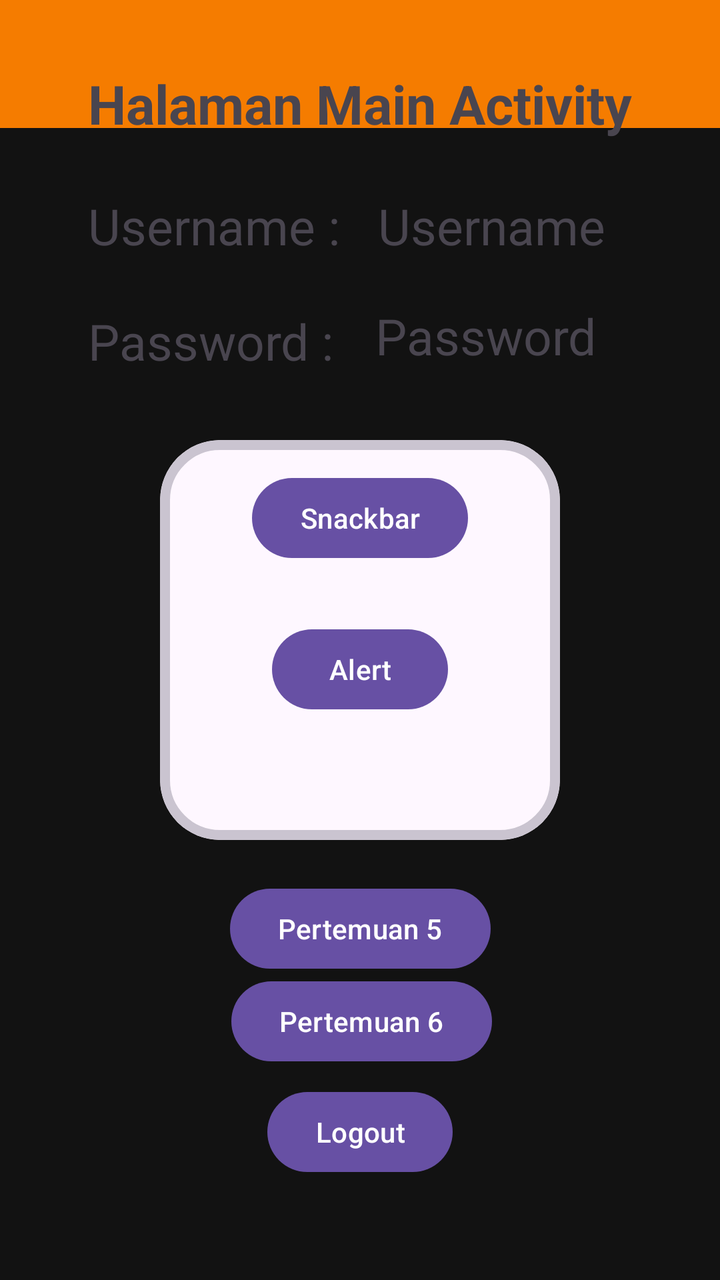
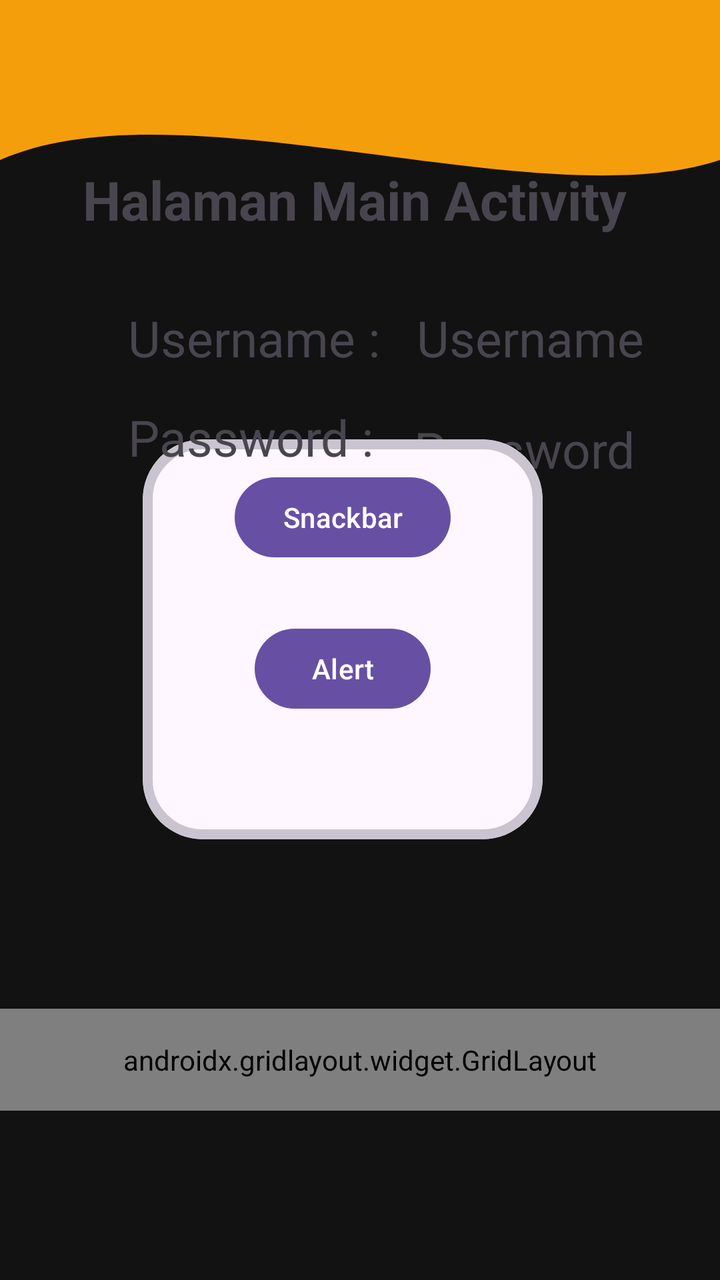

Before-and-after screenshots of an Android layout around one commit, followed by the original layout XML and the change that was made.
<!-- AndroidManifest.xml: application theme Theme.Andika_3TIA -->
<!-- res/layout/fragment_home.xml -->
<?xml version="1.0" encoding="utf-8"?>
<androidx.constraintlayout.widget.ConstraintLayout xmlns:android="http://schemas.android.com/apk/res/android"
    xmlns:tools="http://schemas.android.com/tools"
    android:layout_width="match_parent"
    android:layout_height="match_parent"
    xmlns:app="http://schemas.android.com/apk/res-auto"
    tools:context=".Home.HomeFragment"
    android:background="@color/Utama">

    <androidx.appcompat.widget.Toolbar
        android:id="@+id/toolbar"
        android:layout_width="match_parent"
        android:layout_height="?attr/actionBarSize"
        android:background="#F57C00"
        app:layout_constraintEnd_toEndOf="parent"
        app:layout_constraintStart_toEndOf="parent"
        app:layout_constraintStart_toStartOf="parent"
        app:layout_constraintTop_toTopOf="parent"
        app:subtitleTextColor="@android:color/white"
        app:titleTextColor="@android:color/white"/>

    <TextView
        android:id="@+id/txtUsername"
        android:layout_width="wrap_content"
        android:layout_height="wrap_content"
        android:layout_marginTop="96dp"
        android:text="Username"
        android:textSize="25sp"
        app:layout_constraintEnd_toEndOf="parent"
        app:layout_constraintHorizontal_bias="0.181"
        app:layout_constraintStart_toEndOf="@+id/textView4"
        app:layout_constraintTop_toTopOf="parent" />

    <TextView
        android:id="@+id/txtPassword"
        android:layout_width="wrap_content"
        android:layout_height="wrap_content"
        android:text="Password"
        android:textSize="25sp"
        app:layout_constraintBottom_toBottomOf="parent"
        app:layout_constraintEnd_toEndOf="parent"
        app:layout_constraintHorizontal_bias="0.192"
        app:layout_constraintStart_toEndOf="@+id/textView5"
        app:layout_constraintTop_toBottomOf="@+id/txtUsername"
        app:layout_constraintVertical_bias="0.045" />

    <TextView
        android:id="@+id/textView4"
        android:layout_width="wrap_content"
        android:layout_height="wrap_content"
        android:layout_marginStart="44dp"
        android:layout_marginTop="96dp"
        android:text="Username : "
        android:textSize="25sp"
        app:layout_constraintStart_toStartOf="parent"
        app:layout_constraintTop_toTopOf="parent" />

    <TextView
        android:id="@+id/textView5"
        android:layout_width="wrap_content"
        android:layout_height="wrap_content"
        android:layout_marginStart="44dp"
        android:layout_marginTop="24dp"
        android:text="Password : "
        android:textSize="25sp"
        app:layout_constraintStart_toStartOf="parent"
        app:layout_constraintTop_toBottomOf="@+id/textView4" />

    <com.google.android.material.card.MaterialCardView
        android:id="@+id/materialCardView"
        android:layout_width="200dp"
        android:layout_height="200dp"
        app:cardCornerRadius="30dp"
        app:layout_constraintBottom_toBottomOf="parent"
        app:layout_constraintEnd_toEndOf="parent"
        app:layout_constraintStart_toStartOf="parent"
        app:layout_constraintTop_toTopOf="parent"
        app:strokeWidth="5dp">

        <androidx.constraintlayout.widget.ConstraintLayout
            android:layout_width="match_parent"
            android:layout_height="match_parent"
            android:layout_margin="15dp">


            <Button
                android:id="@+id/btnSnackbar"
                android:layout_width="wrap_content"
                android:layout_height="wrap_content"
                android:text="Snackbar"
                app:layout_constraintEnd_toEndOf="parent"
                app:layout_constraintStart_toStartOf="parent"
                app:layout_constraintTop_toTopOf="parent" />

            <Button
                android:id="@+id/btnAlert"
                android:layout_width="wrap_content"
                android:layout_height="wrap_content"
                android:text="Alert"
                app:layout_constraintBottom_toBottomOf="parent"
                app:layout_constraintEnd_toEndOf="parent"
                app:layout_constraintStart_toStartOf="parent"
                app:layout_constraintTop_toBottomOf="@+id/btnSnackbar"
                app:layout_constraintVertical_bias="0.375" />

        </androidx.constraintlayout.widget.ConstraintLayout>


    </com.google.android.material.card.MaterialCardView>

    <TextView
        android:id="@+id/textView2"
        android:layout_width="wrap_content"
        android:layout_height="wrap_content"
        android:text="Halaman Main Activity"
        android:textSize="27sp"
        android:textStyle="bold"
        app:layout_constraintBottom_toBottomOf="parent"
        app:layout_constraintEnd_toEndOf="parent"
        app:layout_constraintStart_toStartOf="parent"
        app:layout_constraintTop_toTopOf="parent"
        app:layout_constraintVertical_bias="0.056" />

    <Button
        android:id="@+id/btnLima"
        android:layout_width="wrap_content"
        android:layout_height="wrap_content"
        android:text="Pertemuan 5"
        app:layout_constraintBottom_toBottomOf="parent"
        app:layout_constraintEnd_toEndOf="parent"
        app:layout_constraintStart_toStartOf="parent"
        app:layout_constraintTop_toBottomOf="@+id/materialCardView"
        app:layout_constraintVertical_bias="0.119" />

    <Button
        android:id="@+id/btnLogout"
        android:layout_width="wrap_content"
        android:layout_height="wrap_content"
        android:text="Logout"
        app:layout_constraintBottom_toBottomOf="parent"
        app:layout_constraintEnd_toEndOf="parent"
        app:layout_constraintStart_toStartOf="parent"
        app:layout_constraintTop_toBottomOf="@+id/btnLima"
        app:layout_constraintVertical_bias="0.517" />

    <Button
        android:id="@+id/btnEnam"
        android:layout_width="wrap_content"
        android:layout_height="wrap_content"
        android:layout_marginBottom="8dp"
        android:text="Pertemuan 6"
        app:layout_constraintBottom_toTopOf="@+id/btnLogout"
        app:layout_constraintEnd_toEndOf="parent"
        app:layout_constraintHorizontal_bias="0.503"
        app:layout_constraintStart_toStartOf="parent"
        app:layout_constraintTop_toBottomOf="@+id/btnLima"
        app:layout_constraintVertical_bias="0.777" />

</androidx.constraintlayout.widget.ConstraintLayout>
<!-- resources referenced by this layout -->
<resources>
  <color name="Utama">#121212</color>
  <style name="Theme.Andika_3TIA" parent="Base.Theme.Andika_3TIA" />
  <style name="Base.Theme.Andika_3TIA" parent="Theme.Material3.DayNight.NoActionBar">
          
          
      </style>
</resources>

<!-- the commit's change to res/layout/fragment_home.xml (unified diff, before → after) -->
@@ -7,11 +7,20 @@
     tools:context=".Home.HomeFragment"
     android:background="@color/Utama">
 
+    <View
+        android:id="@+id/background_header"
+        android:layout_width="0dp"
+        android:layout_height="200dp"
+        android:background="@drawable/bg_header_wave"
+        app:layout_constraintStart_toStartOf="parent"
+        app:layout_constraintEnd_toEndOf="parent"
+        app:layout_constraintTop_toTopOf="parent" />
+
     <androidx.appcompat.widget.Toolbar
         android:id="@+id/toolbar"
         android:layout_width="match_parent"
         android:layout_height="?attr/actionBarSize"
-        android:background="#F57C00"
+        android:background="@color/Ketiga"
         app:layout_constraintEnd_toEndOf="parent"
         app:layout_constraintStart_toEndOf="parent"
         app:layout_constraintStart_toStartOf="parent"
@@ -20,14 +29,25 @@
         app:titleTextColor="@android:color/white"/>
 
     <TextView
+        android:id="@+id/textView4"
+        android:layout_width="wrap_content"
+        android:layout_height="wrap_content"
+        android:layout_marginStart="64dp"
+        android:layout_marginTop="152dp"
+        android:text="Username : "
+        android:textSize="25sp"
+        app:layout_constraintStart_toStartOf="parent"
+        app:layout_constraintTop_toTopOf="parent" />
+
+    <TextView
         android:id="@+id/txtUsername"
         android:layout_width="wrap_content"
         android:layout_height="wrap_content"
-        android:layout_marginTop="96dp"
+        android:layout_marginTop="152dp"
         android:text="Username"
         android:textSize="25sp"
         app:layout_constraintEnd_toEndOf="parent"
-        app:layout_constraintHorizontal_bias="0.181"
+        app:layout_constraintHorizontal_bias="0.237"
         app:layout_constraintStart_toEndOf="@+id/textView4"
         app:layout_constraintTop_toTopOf="parent" />
 
@@ -39,32 +59,10 @@
         android:textSize="25sp"
         app:layout_constraintBottom_toBottomOf="parent"
         app:layout_constraintEnd_toEndOf="parent"
-        app:layout_constraintHorizontal_bias="0.192"
+        app:layout_constraintHorizontal_bias="0.247"
         app:layout_constraintStart_toEndOf="@+id/textView5"
         app:layout_constraintTop_toBottomOf="@+id/txtUsername"
-        app:layout_constraintVertical_bias="0.045" />
-
-    <TextView
-        android:id="@+id/textView4"
-        android:layout_width="wrap_content"
-        android:layout_height="wrap_content"
-        android:layout_marginStart="44dp"
-        android:layout_marginTop="96dp"
-        android:text="Username : "
-        android:textSize="25sp"
-        app:layout_constraintStart_toStartOf="parent"
-        app:layout_constraintTop_toTopOf="parent" />
-
-    <TextView
-        android:id="@+id/textView5"
-        android:layout_width="wrap_content"
-        android:layout_height="wrap_content"
-        android:layout_marginStart="44dp"
-        android:layout_marginTop="24dp"
-        android:text="Password : "
-        android:textSize="25sp"
-        app:layout_constraintStart_toStartOf="parent"
-        app:layout_constraintTop_toBottomOf="@+id/textView4" />
+        app:layout_constraintVertical_bias="0.052" />
 
     <com.google.android.material.card.MaterialCardView
         android:id="@+id/materialCardView"
@@ -73,8 +71,10 @@
         app:cardCornerRadius="30dp"
         app:layout_constraintBottom_toBottomOf="parent"
         app:layout_constraintEnd_toEndOf="parent"
+        app:layout_constraintHorizontal_bias="0.445"
         app:layout_constraintStart_toStartOf="parent"
         app:layout_constraintTop_toTopOf="parent"
+        app:layout_constraintVertical_bias="0.499"
         app:strokeWidth="5dp">
 
         <androidx.constraintlayout.widget.ConstraintLayout
@@ -109,6 +109,17 @@
     </com.google.android.material.card.MaterialCardView>
 
     <TextView
+        android:id="@+id/textView5"
+        android:layout_width="wrap_content"
+        android:layout_height="wrap_content"
+        android:layout_marginStart="64dp"
+        android:layout_marginTop="16dp"
+        android:text="Password : "
+        android:textSize="25sp"
+        app:layout_constraintStart_toStartOf="parent"
+        app:layout_constraintTop_toBottomOf="@+id/textView4" />
+
+    <TextView
         android:id="@+id/textView2"
         android:layout_width="wrap_content"
         android:layout_height="wrap_content"
@@ -117,43 +128,56 @@
         android:textStyle="bold"
         app:layout_constraintBottom_toBottomOf="parent"
         app:layout_constraintEnd_toEndOf="parent"
+        app:layout_constraintHorizontal_bias="0.47"
         app:layout_constraintStart_toStartOf="parent"
         app:layout_constraintTop_toTopOf="parent"
-        app:layout_constraintVertical_bias="0.056" />
+        app:layout_constraintVertical_bias="0.135" />
 
-    <Button
-        android:id="@+id/btnLima"
-        android:layout_width="wrap_content"
+    <androidx.gridlayout.widget.GridLayout
+        android:id="@+id/gridMenu"
+        android:layout_width="0dp"
         android:layout_height="wrap_content"
-        android:text="Pertemuan 5"
+        android:padding="16dp"
+        app:columnCount="2"
         app:layout_constraintBottom_toBottomOf="parent"
         app:layout_constraintEnd_toEndOf="parent"
         app:layout_constraintStart_toStartOf="parent"
         app:layout_constraintTop_toBottomOf="@+id/materialCardView"
-        app:layout_constraintVertical_bias="0.119" />
+        app:useDefaultMargins="true">
 
-    <Button
-        android:id="@+id/btnLogout"
-        android:layout_width="wrap_content"
-        android:layout_height="wrap_content"
-        android:text="Logout"
-        app:layout_constraintBottom_toBottomOf="parent"
-        app:layout_constraintEnd_toEndOf="parent"
-        app:layout_constraintStart_toStartOf="parent"
-        app:layout_constraintTop_toBottomOf="@+id/btnLima"
-        app:layout_constraintVertical_bias="0.517" />
+        <Button
+            android:id="@+id/btnToSembilan"
+            android:layout_width="wrap_content"
+            android:layout_height="wrap_content"
+            android:text="Pertemuan 9"
+            app:layout_columnWeight="1"
+            app:layout_gravity="fill_horizontal" />
 
-    <Button
-        android:id="@+id/btnEnam"
-        android:layout_width="wrap_content"
-        android:layout_height="wrap_content"
-        android:layout_marginBottom="8dp"
-        android:text="Pertemuan 6"
-        app:layout_constraintBottom_toTopOf="@+id/btnLogout"
-        app:layout_constraintEnd_toEndOf="parent"
-        app:layout_constraintHorizontal_bias="0.503"
-        app:layout_constraintStart_toStartOf="parent"
-        app:layout_constraintTop_toBottomOf="@+id/btnLima"
-        app:layout_constraintVertical_bias="0.777" />
+        <Button
+            android:id="@+id/btnLima"
+            android:layout_width="wrap_content"
+            android:layout_height="wrap_content"
+            android:text="Pertemuan 5"
+            app:layout_column="1"
+            app:layout_columnWeight="1"
+            app:layout_gravity="fill_horizontal" />
+
+
+        <Button
+            android:id="@+id/btnEnam"
+            android:layout_width="wrap_content"
+            android:layout_height="wrap_content"
+            android:text="Pertemuan 6"
+            app:layout_columnWeight="1"
+            app:layout_gravity="fill_horizontal" />
+
+        <Button
+            android:id="@+id/btnLogout"
+            android:layout_width="wrap_content"
+            android:layout_height="wrap_content"
+            android:text="Logout"
+            app:layout_columnWeight="1"
+            app:layout_gravity="fill_horizontal" />
+    </androidx.gridlayout.widget.GridLayout>
 
 </androidx.constraintlayout.widget.ConstraintLayout>
<!-- resource entries referenced after the edit -->
@@ -1,6 +1,17 @@
 <!-- resources referenced by this layout -->
 <resources>
+  <color name="Ketiga">#F59E0B</color>
   <color name="Utama">#121212</color>
+  <!-- drawable bg_header_wave (drawable) -->
+  <vector xmlns:android="http://schemas.android.com/apk/res/android"
+      android:width="100dp"
+      android:height="100dp"
+      android:viewportWidth="100"
+      android:viewportHeight="100">
+      <path
+          android:fillColor="@color/Ketiga"
+          android:pathData="M0,0 L100,0 L100,40 C75,55 25,20 0,40 Z" />
+  </vector>
   <style name="Theme.Andika_3TIA" parent="Base.Theme.Andika_3TIA" />
   <style name="Base.Theme.Andika_3TIA" parent="Theme.Material3.DayNight.NoActionBar">
           
